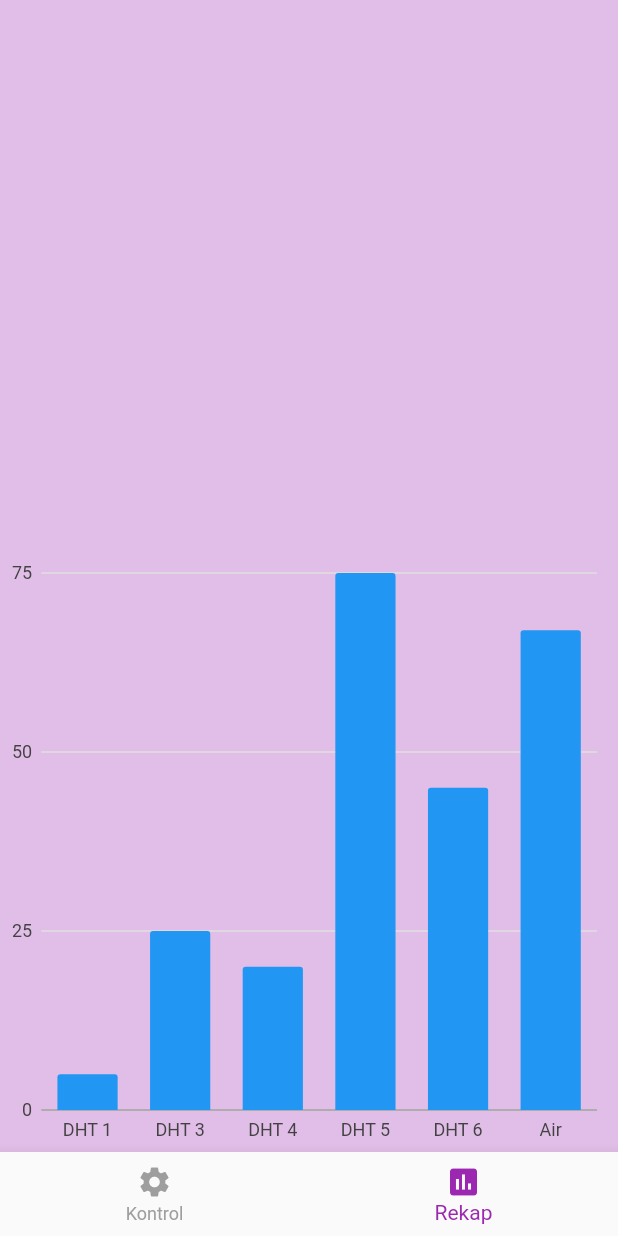
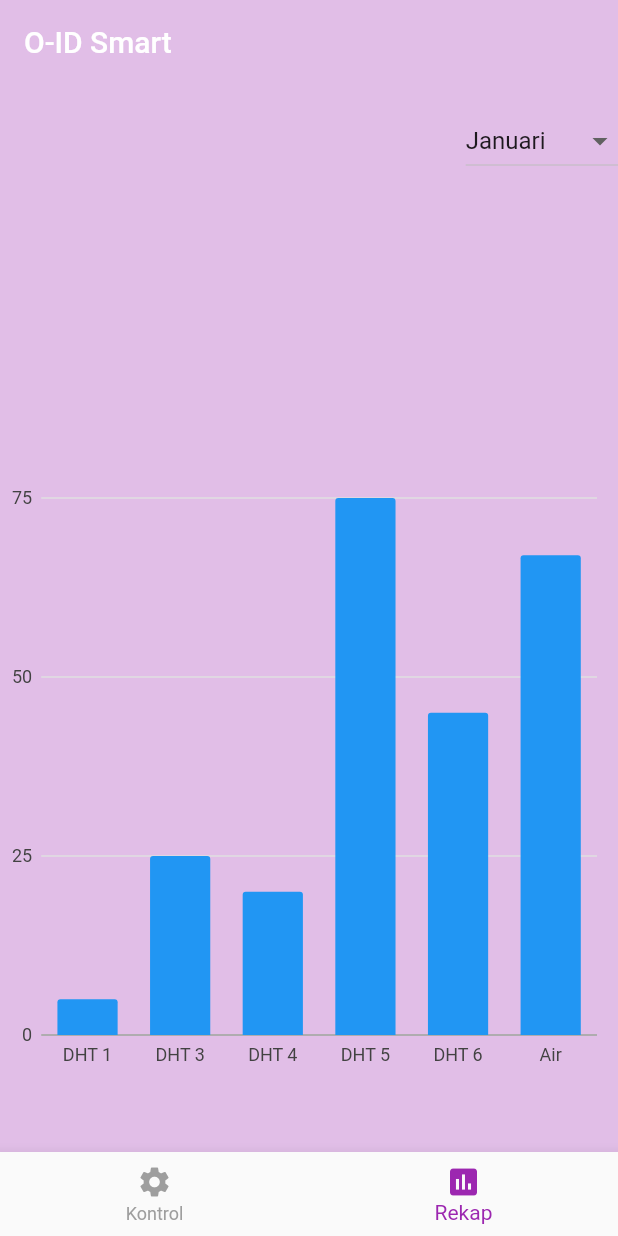
Before and after one commit to O-ID/Flutter_Pusher_Arduino_2020_TA, a Flutter app: the screen it shows after launch, item 2 of the bottom bar chosen, on a phone screen of 412 x 824 dp. Run offline on Flutter 3.47's test engine with Material 2 defaults, Android fonts, the phone set to English and light mode, and no system bars; drawn by our look-alikes of pull_to_refresh; our stand-ins replace charts_flutter; missing offline and left inert: pusher_websocket_flutter.

Commit message:
update dropdown dan di main dll.

```diff
--- a/lib/main.dart
+++ b/lib/main.dart
@@ -2,7 +2,7 @@ import 'dart:convert';
 import 'package:flutter/material.dart';
 import 'package:flutter/services.dart';
 import 'package:pusher_websocket_flutter/pusher.dart';
-// import 'package:pusherflu/control.dart';
+import 'package:pull_to_refresh/pull_to_refresh.dart';
 import 'package:pusherflu/chart.dart';
 import 'package:pusherflu/listcardody.dart';
 
@@ -35,27 +35,65 @@ class MyHomePage extends StatefulWidget {
 
 class _MyHomePageState extends State<MyHomePage> {
   Channel _pChannel;
+  String _valGender = "Januari";
   List _adata = [];
   List _madata = [];
+  RefreshController _refreshController =
+      RefreshController(initialRefresh: false);
+  List _listGender = [
+    "Januari",
+    "Februari",
+    "Maret",
+    "April",
+    "Mei",
+    "Juni",
+    "Juli",
+    "Agustus",
+    "September",
+    "Oktober",
+    "November",
+    "Desember"
+  ];
   var ss;
   @override
   void initState() {
     super.initState();
     _konekpusher();
+    dLoad();
+  }
+
+  int tabin = 0;
+  void _tabke(int i) {
+    setState(() {
+      tabin = i;
+    });
+  }
+
+  void _onRefresh() async {
+    // monitor network fetch
+    setState(() {
+      dLoad();
+    });
+    await Future.delayed(Duration(milliseconds: 1000));
+    // if failed,use refreshFailed()
+    _refreshController.refreshCompleted();
+  }
+
+  void dLoad() {
     _adata.add({
-      "S0": 39.00,
-      "S1": 67.90,
-      "S2": 98.90,
-      "S3": 45.80,
-      "S4": 45.80,
-      "S5": 45.80,
-      "L0": 45.80,
-      "L1": 54.90,
-      "L2": 34.78,
-      "L3": 90.77,
-      "L4": 90.77,
-      "L5": 90.77,
-      "tank": 90
+      "S0": 0,
+      "S1": 0,
+      "S2": 0,
+      "S3": 0,
+      "S4": 0,
+      "S5": 0,
+      "L0": 0,
+      "L1": 0,
+      "L2": 0,
+      "L3": 0,
+      "L4": 0,
+      "L5": 0,
+      "tank": 0
     });
     _madata.add({
       "m0": false,
@@ -65,13 +103,6 @@ class _MyHomePageState extends State<MyHomePage> {
       "m4": false,
       "m5": false,
       "tkk": false,
-    });
-  }
-
-  int tabin = 0;
-  void _tabke(int i) {
-    setState(() {
-      tabin = i;
     });
   }
 
@@ -85,22 +116,58 @@ class _MyHomePageState extends State<MyHomePage> {
         [DeviceOrientation.portraitUp, DeviceOrientation.portraitDown]);
     final page = <Widget>[
       Listcardody(_adata, _madata),
-      Align(
-          alignment: Alignment.bottomCenter,
-          child: Container(
-              width: 500, height: 400, child: StackedBarChart.withSampleData()))
+      CustomScrollView(
+        slivers: <Widget>[
+          SliverList(
+              delegate: SliverChildListDelegate([
+            Align(
+                alignment: Alignment.topRight,
+                child: DropdownButton(
+                  hint: Text("Pilih Bulan"),
+                  value: _valGender,
+                  items: _listGender.map((e) {
+                    return DropdownMenuItem(
+                      child: Text(e),
+                      value: e,
+                    );
+                  }).toList(),
+                  onChanged: (val) {
+                    setState(() {
+                      _valGender = val;
+                    });
+                  },
+                )),
+            Container(
+              height: 200,
+            ),
+            Align(
+                alignment: Alignment.bottomCenter,
+                child: Container(
+                    width: 500,
+                    height: 400,
+                    child: StackedBarChart.withSampleData()))
+          ]))
+        ],
+      ),
     ];
     return Scaffold(
-      // appBar: PreferredSize(
-      //   preferredSize: Size.fromHeight(70.0),
-      //   child: AppBar(
-      //     title: Text(widget.title),
-      //     backgroundColor: Colors.purple[100], //Color(0xff9575cd),
-      //     elevation: 0.0, //shadow app bar
-      //   ),
-      // ),
+      appBar: PreferredSize(
+        preferredSize: Size.fromHeight(70.0),
+        child: AppBar(
+          title: Text('O-ID Smart'),
+          backgroundColor: Colors.purple[100], //Color(0xff9575cd),
+          elevation: 0.0, //shadow app bar
+        ),
+      ),
       backgroundColor: Colors.purple[100],
-      body: Container(child: page[tabin]),
+      body: SmartRefresher(
+          enablePullDown: true,
+          header: WaterDropMaterialHeader(
+            distance: 50.0,
+          ),
+          controller: _refreshController,
+          onRefresh: _onRefresh,
+          child: page[tabin]),
       bottomNavigationBar: BottomNavigationBar(
         items: tombol,
         currentIndex: tabin,
@@ -147,14 +214,14 @@ class _MyHomePageState extends State<MyHomePage> {
           "S1": udata['S1'],
           "S2": udata['S2'],
           "S3": udata['S3'],
-          "S4": 0,
-          "S5": 0,
+          "S4": udata['S4'],
+          "S5": udata['S5'],
           "L0": udata['L0'],
           "L1": udata['L1'],
           "L2": udata['L2'],
           "L3": udata['L3'],
-          "L4": 0,
-          "L5": 0,
+          "L4": udata['L4'],
+          "L5": udata['L5'],
           "tank": udata['tank']
         });
         if (udata['S5'] == null) {
--- a/pubspec.yaml
+++ b/pubspec.yaml
@@ -28,10 +28,10 @@ dependencies:
   # The following adds the Cupertino Icons font to your application.
   # Use with the CupertinoIcons class for iOS style icons.
   cupertino_icons: ^0.1.3
-  pusher: ^1.0.0
   pusher_websocket_flutter: ^0.2.0
   charts_flutter: ^0.9.0
   http: ^0.12.2
+  pull_to_refresh: ^1.6.1
 
 dev_dependencies:
   flutter_test:
```
Also changed, not shown: lib/chart.dart (+0 -27 lines), lib/listcardody.dart (+8 -8 lines), pubspec.lock.
